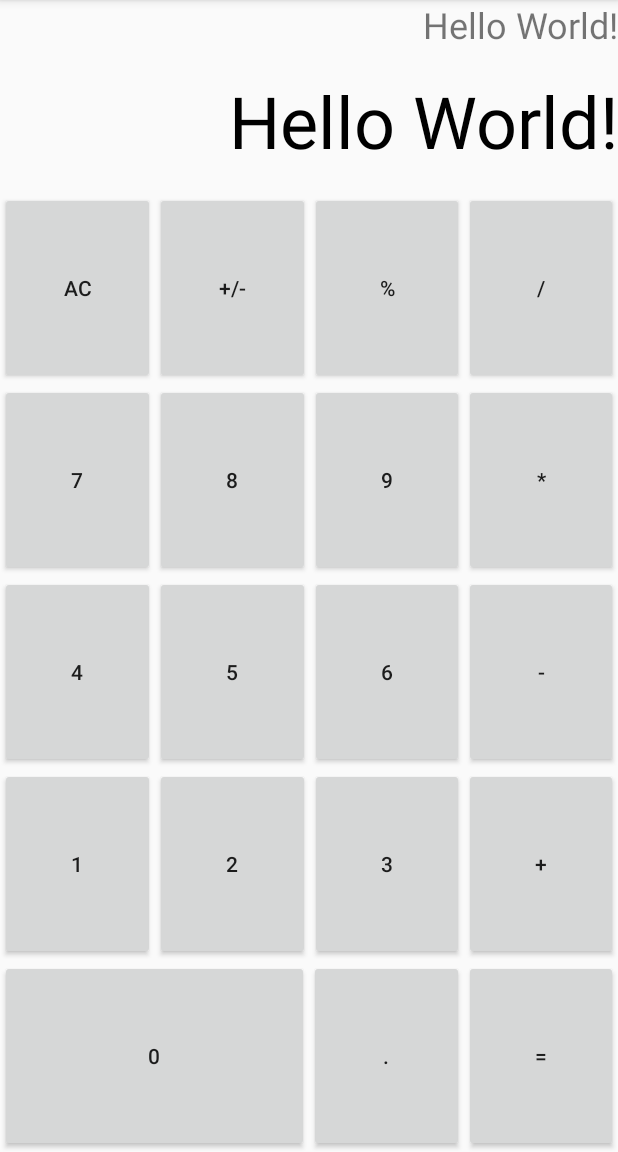
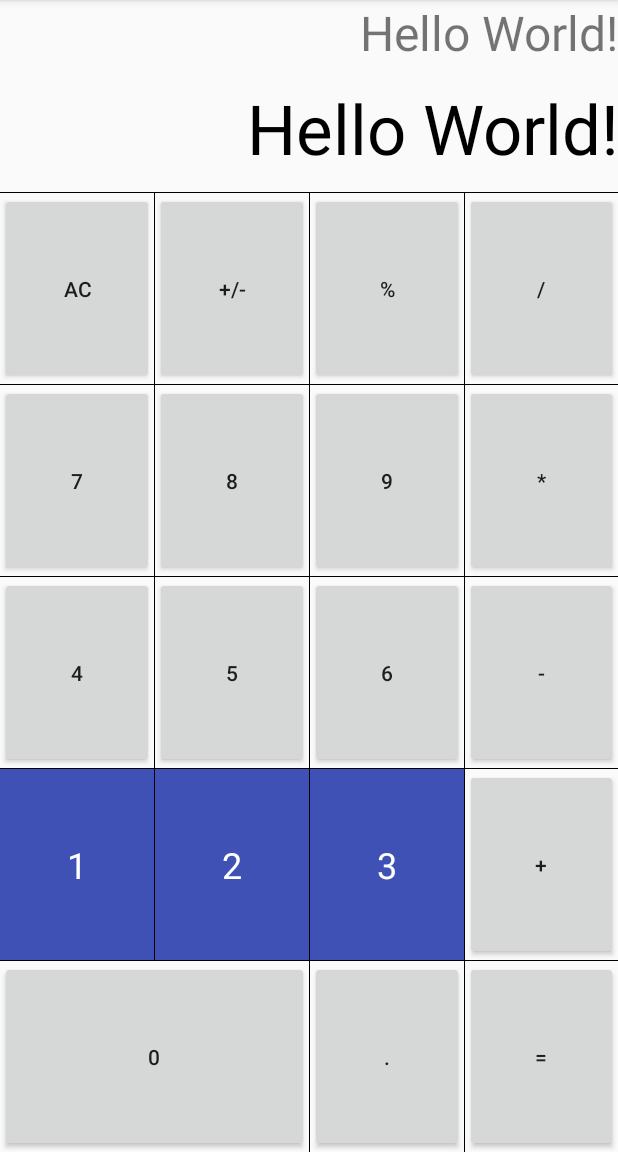
Before and after one commit to HoNKoT/androidFoundationExercise, an Android app: the screen it shows after launch (MainActivity), on a phone screen of 412 x 824 dp, the part 84-1236 px from its top. Run offline under Robolectric (Android 15) with nearby library versions, the phone set to English and light mode, and no system bars; 1 statement that could not run was skipped.

Commit message:
Make separate lines and some Button (TextView)s

```diff
--- a/Calculator/app/src/main/res/layout/activity_main.xml
+++ b/Calculator/app/src/main/res/layout/activity_main.xml
@@ -15,17 +15,19 @@
             android:layout_height="wrap_content"
             android:text="Hello World!"
             android:gravity="right|center"
-            android:textSize="24dp"
+            android:textSize="32dp"
             android:id="@+id/history" />
         <TextView
             android:layout_width="match_parent"
             android:layout_height="match_parent"
             android:text="Hello World!"
             android:gravity="right|center"
-            android:textSize="48dp"
+            android:textSize="46dp"
             android:textColor="@android:color/black"
             android:id="@+id/result" />
     </LinearLayout>
+    <LinearLayout
+        style="@style/VerticalLine" />
     <LinearLayout
         android:orientation="horizontal"
         android:layout_width="match_parent"
@@ -37,18 +39,21 @@
             android:layout_height="match_parent"
             android:text="@string/button_clear"
             android:layout_weight="1"/>
+        <LinearLayout style="@style/HorizontalLine" />
         <Button
             android:id="@+id/button_switch"
             android:layout_width="match_parent"
             android:layout_height="match_parent"
             android:text="@string/button_switch"
             android:layout_weight="1"/>
+        <LinearLayout style="@style/HorizontalLine" />
         <Button
             android:id="@+id/button_percent"
             android:layout_width="match_parent"
             android:layout_height="match_parent"
             android:text="@string/button_percent"
             android:layout_weight="1"/>
+        <LinearLayout style="@style/HorizontalLine" />
         <Button
             android:id="@+id/button_divide"
             android:layout_width="match_parent"
@@ -56,6 +61,8 @@
             android:text="@string/button_divide"
             android:layout_weight="1"/>
     </LinearLayout>
+    <LinearLayout
+        style="@style/VerticalLine" />
     <LinearLayout
         android:orientation="horizontal"
         android:layout_width="match_parent"
@@ -67,18 +74,21 @@
             android:layout_height="match_parent"
             android:text="@string/button_7"
             android:layout_weight="1"/>
+        <LinearLayout style="@style/HorizontalLine" />
         <Button
             android:id="@+id/button_8"
             android:layout_width="match_parent"
             android:layout_height="match_parent"
             android:text="@string/button_8"
             android:layout_weight="1"/>
+        <LinearLayout style="@style/HorizontalLine" />
         <Button
             android:id="@+id/button_9"
             android:layout_width="match_parent"
             android:layout_height="match_parent"
             android:text="@string/button_9"
             android:layout_weight="1"/>
+        <LinearLayout style="@style/HorizontalLine" />
         <Button
             android:id="@+id/button_multi"
             android:layout_width="match_parent"
@@ -86,6 +96,8 @@
             android:text="@string/button_multi"
             android:layout_weight="1"/>
     </LinearLayout>
+    <LinearLayout
+        style="@style/VerticalLine" />
     <LinearLayout
         android:orientation="horizontal"
         android:layout_width="match_parent"
@@ -97,18 +109,21 @@
             android:layout_height="match_parent"
             android:text="@string/button_4"
             android:layout_weight="1"/>
+        <LinearLayout style="@style/HorizontalLine" />
         <Button
             android:id="@+id/button_5"
             android:layout_width="match_parent"
             android:layout_height="match_parent"
             android:text="@string/button_5"
             android:layout_weight="1"/>
+        <LinearLayout style="@style/HorizontalLine" />
         <Button
             android:id="@+id/button_6"
             android:layout_width="match_parent"
             android:layout_height="match_parent"
             android:text="@string/button_6"
             android:layout_weight="1"/>
+        <LinearLayout style="@style/HorizontalLine" />
         <Button
             android:id="@+id/button_minus"
             android:layout_width="match_parent"
@@ -117,28 +132,36 @@
             android:layout_weight="1"/>
     </LinearLayout>
     <LinearLayout
+        style="@style/VerticalLine" />
+    <LinearLayout
         android:orientation="horizontal"
         android:layout_width="match_parent"
         android:layout_height="match_parent"
         android:layout_weight="1">
-        <Button
+        <TextView
             android:id="@+id/button_1"
             android:layout_width="match_parent"
             android:layout_height="match_parent"
             android:text="@string/button_1"
+            style="@style/Buttons"
             android:layout_weight="1"/>
-        <Button
+        <LinearLayout style="@style/HorizontalLine" />
+        <TextView
             android:id="@+id/button_2"
             android:layout_width="match_parent"
             android:layout_height="match_parent"
             android:text="@string/button_2"
+            style="@style/Buttons"
             android:layout_weight="1"/>
-        <Button
+        <LinearLayout style="@style/HorizontalLine" />
+        <TextView
             android:id="@+id/button_3"
             android:layout_width="match_parent"
             android:layout_height="match_parent"
             android:text="@string/button_3"
+            style="@style/Buttons"
             android:layout_weight="1"/>
+        <LinearLayout style="@style/HorizontalLine" />
         <Button
             android:id="@+id/button_plus"
             android:layout_width="match_parent"
@@ -146,6 +169,8 @@
             android:text="@string/button_plus"
             android:layout_weight="1"/>
     </LinearLayout>
+    <LinearLayout
+        style="@style/VerticalLine" />
     <LinearLayout
         android:orientation="horizontal"
         android:layout_width="match_parent"
@@ -157,12 +182,14 @@
             android:layout_height="match_parent"
             android:text="@string/button_0"
             android:layout_weight="10"/>
+        <LinearLayout style="@style/HorizontalLine" />
         <Button
             android:id="@+id/button_dot"
             android:layout_width="match_parent"
             android:layout_height="match_parent"
             android:text="@string/button_dot"
             android:layout_weight="15"/>
+        <LinearLayout style="@style/HorizontalLine" />
         <Button
             android:id="@+id/button_equals"
             android:layout_width="match_parent"
--- a/Calculator/app/src/main/res/values/styles.xml
+++ b/Calculator/app/src/main/res/values/styles.xml
@@ -8,4 +8,26 @@
         <item name="colorAccent">@color/colorAccent</item>
     </style>
 
+    <style name="SeparateLine">
+        <item name="android:background">@android:color/black</item>
+    </style>
+
+    <style name="HorizontalLine" parent="SeparateLine">
+        <item name="android:layout_height">match_parent</item>
+        <item name="android:layout_width">1px</item>
+    </style>
+
+    <style name="VerticalLine" parent="SeparateLine">
+        <item name="android:layout_height">1px</item>
+        <item name="android:layout_width">match_parent</item>
+    </style>
+
+    <style name="Buttons">
+        <item name="android:gravity">center</item>
+        <item name="android:textSize">24dp</item>
+        <item name="android:layout_gravity">center</item>
+        <item name="android:textColor">@android:color/white</item>
+        <item name="android:background">@color/colorPrimary</item>
+    </style>
+
 </resources>
```
